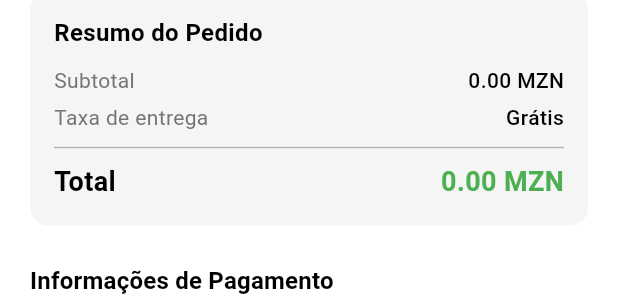
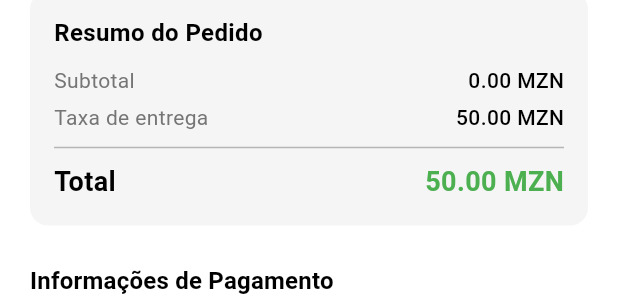
Before and after one commit to restenPiz/healthClick_app, a Flutter app: the PaymentMethodsScreen widget shown alone on an empty page, opened directly with empty values, on a phone screen of 412 x 824 dp. Shown: the part 316-616 px from the top of the screen. Run offline on Flutter 3.47's test engine with Material 3 defaults, Android fonts, the light colour scheme and no system bars; our stand-ins replace cached_network_image, custom_refresh_indicator, firebase_auth, firebase_core, geolocator, getwidget and 5 more; missing offline and left inert: flutter_stripe, laravel_echo; accounts and stored records are empty; network calls fail.

Commit message:
Add a delivery tax in the paymentMethodsScreen

```diff
--- a/healthclick_app/lib/screens/cart/Cart.dart
+++ b/healthclick_app/lib/screens/cart/Cart.dart
@@ -715,6 +715,7 @@
             child: Column(
               children: [
                 // Subtotal
+                const SizedBox(height:7),
                 Row(
                   mainAxisAlignment: MainAxisAlignment.spaceBetween,
                   children: [
--- a/healthclick_app/lib/screens/cart/PaymentMethodsScreen.dart
+++ b/healthclick_app/lib/screens/cart/PaymentMethodsScreen.dart
@@ -4,98 +4,26 @@
 import 'package:healthclick_app/screens/cart/BankTransferWidget.dart';
 
 class PaymentMethodsScreen extends StatefulWidget {
-  final CartProvider cart;
-
   const PaymentMethodsScreen({
     Key? key,
     required this.cart,
   }) : super(key: key);
+
+  final CartProvider cart;
 
   @override
   _PaymentMethodsScreenState createState() => _PaymentMethodsScreenState();
 }
 
 class _PaymentMethodsScreenState extends State<PaymentMethodsScreen> {
-  bool _isStripePayment = true;
-  final _formKey = GlobalKey<FormState>();
+  final double deliveryFee = 50.0;
+
   final GlobalKey<BankTransferWidgetState> _bankKey =
       GlobalKey<BankTransferWidgetState>();
+
+  final _formKey = GlobalKey<FormState>();
   bool _isProcessing = false;
-
-  @override
-  Widget build(BuildContext context) {
-    final isDarkMode = Theme.of(context).brightness == Brightness.dark;
-    final cardColor = isDarkMode ? Theme.of(context).cardColor : Colors.white;
-    final dividerColor =
-        isDarkMode ? Colors.grey.shade700 : Colors.grey.shade300;
-    final subtitleColor =
-        isDarkMode ? Colors.grey.shade300 : Colors.grey.shade600;
-    final shadowColor = isDarkMode ? Colors.black54 : Colors.black26;
-    final summaryBackgroundColor =
-        isDarkMode ? Colors.grey.shade800 : Colors.grey.shade100;
-
-    return Container(
-      decoration: BoxDecoration(
-        color: cardColor,
-        borderRadius: const BorderRadius.only(
-          topLeft: Radius.circular(25),
-          topRight: Radius.circular(25),
-        ),
-        boxShadow: [
-          BoxShadow(
-            color: shadowColor,
-            blurRadius: 10,
-            offset: const Offset(0, -5),
-          ),
-        ],
-      ),
-      padding: EdgeInsets.only(
-        bottom: MediaQuery.of(context).viewInsets.bottom + 20,
-        left: 20,
-        right: 20,
-        top: 20,
-      ),
-      child: SingleChildScrollView(
-        child: Form(
-          key: _formKey,
-          child: Column(
-            mainAxisSize: MainAxisSize.min,
-            crossAxisAlignment: CrossAxisAlignment.start,
-            children: [
-              _buildHeader(),
-              Divider(height: 30, color: dividerColor),
-              _buildPaymentMethodSelector(isDarkMode, dividerColor),
-              const SizedBox(height: 25),
-            _buildOrderSummary(summaryBackgroundColor, subtitleColor),
-            const SizedBox(height: 25),
-              // Render Stripe ou Bank Transfer
-              if (_isStripePayment)
-                StripeCheckoutWidget(
-                  amount: (widget.cart.totalAmount * 1).toDouble(),
-                  currency: 'mzn',
-                  items: widget.cart.items.entries.map((entry) {
-                    return {
-                      "name": entry.value.name,
-                      "price": entry.value.price,
-                      "quantity": entry.value.quantity,
-                    };
-                  }).toList(),
-                  scrollController: ScrollController(),
-                )
-              else
-                BankTransferWidget(
-                  key: _bankKey,
-                  cart: widget.cart,
-                ),
-
-              const SizedBox(height: 30),
-              _buildSubmitButton(),
-            ],
-          ),
-        ),
-      ),
-    );
-  }
+  bool _isStripePayment = true;
 
   Widget _buildHeader() {
     return Row(
@@ -134,27 +62,20 @@
             isTopOption: true,
             isDarkMode: isDarkMode,
           ),
-          // Divider(height: 1, thickness: 1, color: dividerColor),
-          // _buildPaymentOption(
-          //   title: 'Transferência Bancária',
-          //   subtitle: 'BCI, BIM, Standard Bank',
-          //   icon: Icons.account_balance,
-          //   iconColor: Colors.green,
-          //   isSelected: !_isStripePayment,
-          //   onTap: () => setState(() => _isStripePayment = false),
-          //   isTopOption: false,
-          //   isDarkMode: isDarkMode,
-          // ),
         ],
       ),
     );
   }
 
   Widget _buildOrderSummary(Color backgroundColor, Color subtitleColor) {
+    final double totalWithDelivery = widget.cart.totalAmount + deliveryFee;
+
     return Container(
       padding: const EdgeInsets.all(16),
       decoration: BoxDecoration(
-          color: backgroundColor, borderRadius: BorderRadius.circular(12)),
+        color: backgroundColor,
+        borderRadius: BorderRadius.circular(12),
+      ),
       child: Column(
         crossAxisAlignment: CrossAxisAlignment.start,
         children: [
@@ -174,8 +95,8 @@
             mainAxisAlignment: MainAxisAlignment.spaceBetween,
             children: [
               Text('Taxa de entrega', style: TextStyle(color: subtitleColor)),
-              const Text('Grátis',
-                  style: TextStyle(fontWeight: FontWeight.w500)),
+              Text('${deliveryFee.toStringAsFixed(2)} MZN',
+                  style: const TextStyle(fontWeight: FontWeight.w500)),
             ],
           ),
           Divider(height: 20, color: subtitleColor.withOpacity(0.5)),
@@ -184,7 +105,7 @@
             children: [
               const Text('Total',
                   style: TextStyle(fontWeight: FontWeight.bold, fontSize: 18)),
-              Text('${widget.cart.totalAmount.toStringAsFixed(2)} MZN',
+              Text('${totalWithDelivery.toStringAsFixed(2)} MZN',
                   style: const TextStyle(
                       fontWeight: FontWeight.bold,
                       fontSize: 18,
@@ -262,9 +183,82 @@
     );
   }
 
+  Widget _buildSubmitButton() {
+    return const SizedBox();
+  }
 
-  Widget _buildSubmitButton() {
-    return const SizedBox(
+  @override
+  Widget build(BuildContext context) {
+    final isDarkMode = Theme.of(context).brightness == Brightness.dark;
+    final cardColor = isDarkMode ? Theme.of(context).cardColor : Colors.white;
+    final dividerColor =
+        isDarkMode ? Colors.grey.shade700 : Colors.grey.shade300;
+    final subtitleColor =
+        isDarkMode ? Colors.grey.shade300 : Colors.grey.shade600;
+    final shadowColor = isDarkMode ? Colors.black54 : Colors.black26;
+    final summaryBackgroundColor =
+        isDarkMode ? Colors.grey.shade800 : Colors.grey.shade100;
+
+    final totalWithDelivery = widget.cart.totalAmount + deliveryFee;
+
+    return Container(
+      decoration: BoxDecoration(
+        color: cardColor,
+        borderRadius: const BorderRadius.only(
+          topLeft: Radius.circular(25),
+          topRight: Radius.circular(25),
+        ),
+        boxShadow: [
+          BoxShadow(
+            color: shadowColor,
+            blurRadius: 10,
+            offset: const Offset(0, -5),
+          ),
+        ],
+      ),
+      padding: EdgeInsets.only(
+        bottom: MediaQuery.of(context).viewInsets.bottom + 20,
+        left: 20,
+        right: 20,
+        top: 20,
+      ),
+      child: SingleChildScrollView(
+        child: Form(
+          key: _formKey,
+          child: Column(
+            mainAxisSize: MainAxisSize.min,
+            crossAxisAlignment: CrossAxisAlignment.start,
+            children: [
+              _buildHeader(),
+              Divider(height: 30, color: dividerColor),
+              _buildPaymentMethodSelector(isDarkMode, dividerColor),
+              const SizedBox(height: 25),
+              _buildOrderSummary(summaryBackgroundColor, subtitleColor),
+              const SizedBox(height: 25),
+              if (_isStripePayment)
+                StripeCheckoutWidget(
+                  amount: totalWithDelivery,
+                  currency: 'mzn',
+                  items: widget.cart.items.entries.map((entry) {
+                    return {
+                      "name": entry.value.name,
+                      "price": entry.value.price,
+                      "quantity": entry.value.quantity,
+                    };
+                  }).toList(),
+                  scrollController: ScrollController(),
+                )
+              else
+                BankTransferWidget(
+                  key: _bankKey,
+                  cart: widget.cart,
+                ),
+              const SizedBox(height: 30),
+              _buildSubmitButton(),
+            ],
+          ),
+        ),
+      ),
     );
   }
 }
```
